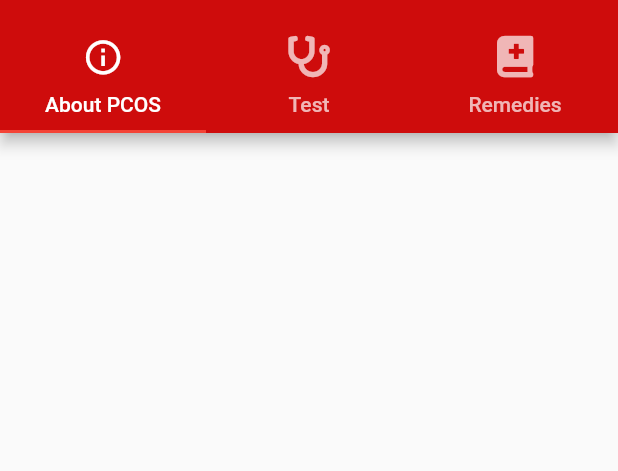
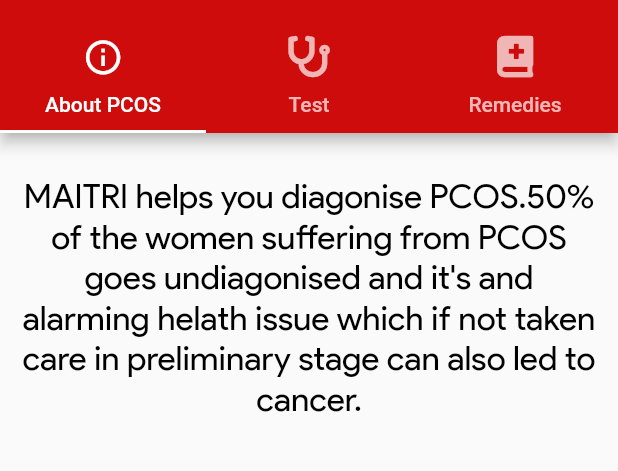
Before and after one commit to cyber-venom003/Maitri-PCOS-Detection-App, a Flutter app: the screen it shows after launch, on a phone screen of 412 x 824 dp, the part 62-533 px from its top. Run offline on Flutter 3.47's test engine with Material 2 defaults, Android fonts, the phone set to English and light mode, and no system bars; our stand-ins replace font_awesome_flutter.

Commit message:
Added required screens and font.

```diff
--- a/lib/main.dart
+++ b/lib/main.dart
@@ -1,5 +1,8 @@
 import 'package:flutter/material.dart';
 import 'package:font_awesome_flutter/font_awesome_flutter.dart';
+import 'package:maitri_pcos_detection_app/routes/AboutScreen.dart';
+import 'package:maitri_pcos_detection_app/routes/RemedyScreen.dart';
+import 'package:maitri_pcos_detection_app/routes/TestScreen.dart';
 
 void main() {
   runApp(Driver());
@@ -41,7 +44,15 @@ class HomePage extends StatelessWidget {
                     Tab(text: 'Test', icon: FaIcon(FontAwesomeIcons.stethoscope , size: 27.5,)),
                     Tab(text: 'Remedies', icon: FaIcon(FontAwesomeIcons.bookMedical , size: 27.5,)),
                   ],
+                  indicatorColor: Colors.white,
                 ),
+              ),
+              body: TabBarView(
+                children: [
+                  AboutScreen(),
+                  TestScreen(),
+                  RemedyScreen()
+                ],
               ),
             )
         )
--- a/lib/routes/AboutScreen.dart
+++ b/lib/routes/AboutScreen.dart
@@ -0,0 +1,27 @@
+import 'package:flutter/material.dart';
+
+class AboutScreen extends StatelessWidget {
+  @override
+  Widget build(BuildContext context) {
+    return SafeArea(
+      child: Padding(
+        padding: EdgeInsets.all(15.0),
+        child: ListView(
+          children: [
+            SizedBox(height: 13,),
+            Text(
+              'MAITRI helps you diagonise PCOS.50% of the women suffering from PCOS goes undiagonised and it\'s and alarming helath issue which if not taken care in preliminary stage can also led to cancer.',
+              textAlign: TextAlign.center,
+              style: TextStyle(
+                  fontSize: 22.5,
+                  fontWeight: FontWeight.w500,
+                  fontFamily: 'Product Sans',
+                  color: Colors.black
+              ),
+            ),
+          ]
+        )
+      )
+    );
+  }
+}
--- /dev/null
+++ b/lib/routes/RemedyScreen.dart
@@ -0,0 +1,8 @@
+import 'package:flutter/material.dart';
+
+class RemedyScreen extends StatelessWidget {
+  @override
+  Widget build(BuildContext context) {
+    return Container();
+  }
+}
--- /dev/null
+++ b/lib/routes/TestScreen.dart
@@ -0,0 +1,8 @@
+import 'package:flutter/material.dart';
+
+class TestScreen extends StatelessWidget {
+  @override
+  Widget build(BuildContext context) {
+    return Container();
+  }
+}
```
Also changed, not shown: pubspec.yaml (+4 -11 lines), fonts/Product-Sans.ttf (added).
